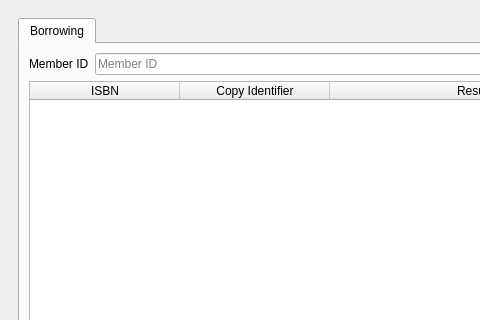
First picture: the form in UI/biblioteq_batch_activities_browser.ui, repository textbrowser/biblioteq, before the edit; both pictures show x 0 to 480 and y 0 to 320 of the 700 by 700 pixel window.
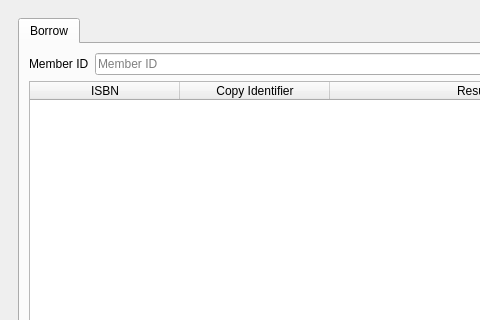
Second picture: the form after the edit. Icons and pictures are not drawn.

```diff
--- a/UI/biblioteq_batch_activities_browser.ui
+++ b/UI/biblioteq_batch_activities_browser.ui
@@ -29,7 +29,7 @@
          </property>
          <widget class="QWidget" name="page_1">
           <attribute name="title">
-           <string>Borrowing</string>
+           <string>Borrow</string>
           </attribute>
           <layout class="QVBoxLayout" name="verticalLayout_2">
            <item>
```
